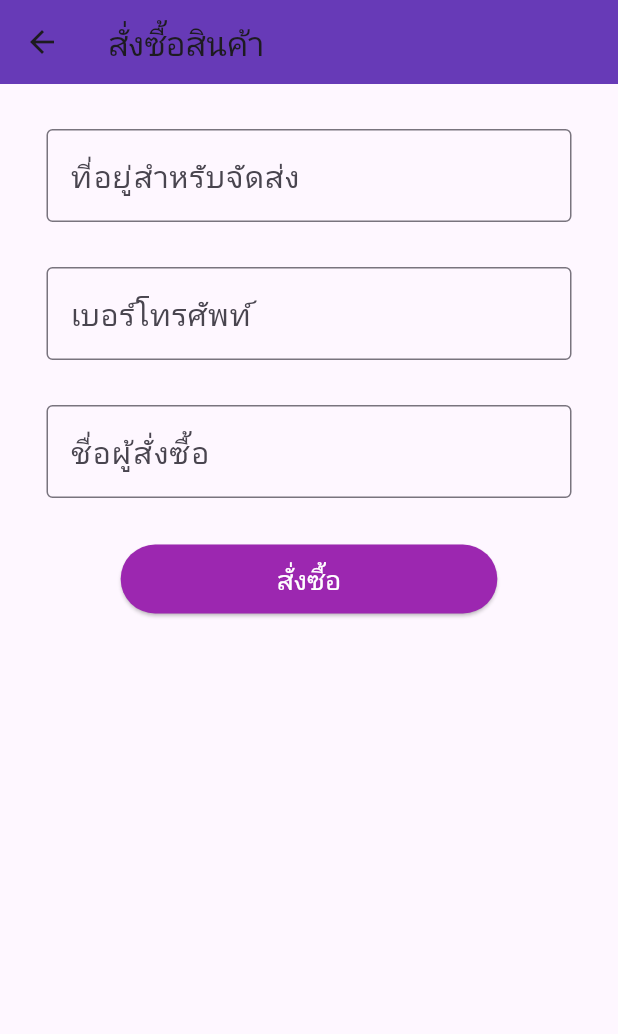
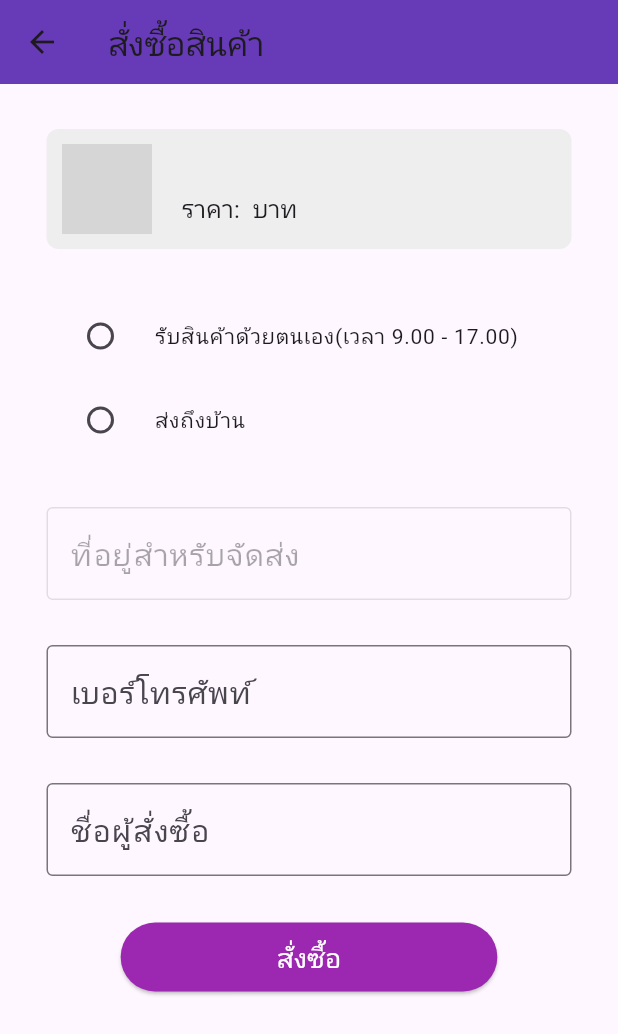
Before and after one commit to Sirawitsptw/project_furniture_app, a Flutter app: the OrderPage screen opened directly with empty values, on a phone screen of 412 x 824 dp. Shown: the top 1034 px of the screen. Run offline on Flutter 3.47's test engine with Material 3 defaults, Android fonts, the phone set to English and light mode, and no system bars; our stand-ins replace cloud_firestore, firebase_auth, firebase_core, firebase_storage, fluttertoast, google_fonts; missing offline and left inert: model_viewer_plus; accounts and stored records are empty; network calls fail; grey boxes are pictures that could not be loaded.

Commit message:
update order and payment(not finish)
update order and payment(not finish)

```diff
--- a/lib/pages/product/orderProduct.dart
+++ b/lib/pages/product/orderProduct.dart
@@ -1,6 +1,8 @@
 import 'package:cloud_firestore/cloud_firestore.dart';
 import 'package:flutter/material.dart';
 import 'package:project_furnitureapp/pages/home/product_model.dart';
+import 'package:http/http.dart' as http;
+import 'dart:convert';
 
 class OrderPage extends StatefulWidget {
   final productModel product;
@@ -12,6 +14,7 @@ class OrderPage extends StatefulWidget {
 
 class OrderPageState extends State<OrderPage> {
   late productModel orderproduct;
+  String? promptPayUrl;
 
   @override
   void initState() {
@@ -22,6 +25,9 @@ class OrderPageState extends State<OrderPage> {
   var _ctrlAddress = TextEditingController();
   var _ctrlName = TextEditingController();
   var _ctrlPhone = TextEditingController();
+  String? _selectedSize;
+
+  bool isDeliverySelected() => _selectedSize == 'ส่ง';
 
   Future<void> OrderProduct() async {
     CollectionReference order = FirebaseFirestore.instance.collection('order');
@@ -31,6 +37,7 @@ class OrderPageState extends State<OrderPage> {
       'nameCustomer': _ctrlName.text,
       'nameOrderProduct': orderproduct.name,
       'priceOrder': orderproduct.price,
+      'deliveryOption': _selectedSize,
       'timeCart': FieldValue.serverTimestamp(),
     }).then((value) {
       print("Product Order: ${value.id}");
@@ -39,14 +46,95 @@ class OrderPageState extends State<OrderPage> {
     });
   }
 
+  Future<void> makePayment() async {
+    var url = Uri.parse('https://sandbox-cdnv3.chillpay.co/Payment/');
+    var response = await http.post(
+      url,
+      body: {
+        'MerchantCode': 'M035920',
+        'OrderName': orderproduct.name,
+        'Amount': orderproduct.price.toString(),
+        'APIKey':
+            '7FxwZsydrhhlDzz6EfQTB9eL6om4TOxy7K3IHEQv0hXh76YNvrQbTYjUGpvymq3l',
+      },
+    );
+
+    if (response.statusCode == 200) {
+      var responseData = json.decode(response.body);
+      String orderNumber = responseData['order_number'];
+      promptPayUrl = responseData['promptpay_url']; // เก็บ URL ของ QR Code
+      checkPaymentStatus(orderNumber); // เรียกใช้ฟังก์ชันเพื่อตรวจสอบสถานะ
+    } else {
+      print('Error: ${response.statusCode}, ${response.body}');
+    }
+  }
+
+  Future<void> checkPaymentStatus(String orderNumber) async {
+    var url = Uri.parse(
+        'https://sandbox-cdnv3.chillpay.co/PaymentStatus/$orderNumber');
+    var response = await http.get(
+      url,
+      headers: {
+        'Authorization':
+            'Bearer 7FxwZsydrhhlDzz6EfQTB9eL6om4TOxy7K3IHEQv0hXh76YNvrQbTYjUGpvymq3l',
+      },
+    );
+
+    if (response.statusCode == 200) {
+      var paymentStatus = json.decode(response.body);
+      if (paymentStatus['status'] == 'success') {
+        print('Payment was successful');
+        _showPaymentSuccessDialog(); // แสดงข้อความว่าชำระเงินเสร็จสิ้น
+      } else {
+        print('Payment failed or pending');
+      }
+    } else {
+      print('Failed to retrieve payment status: ${response.statusCode}');
+    }
+  }
+
+  void _showPaymentSuccessDialog() {
+    showDialog(
+      context: context,
+      builder: (BuildContext context) {
+        return AlertDialog(
+          title: Text('ชำระเงินเสร็จสิ้น'),
+          content: Text('การชำระเงินของคุณสำเร็จแล้ว'),
+          actions: <Widget>[
+            TextButton(
+              onPressed: () {
+                Navigator.of(context).pop();
+              },
+              child: Text('ปิด'),
+            ),
+          ],
+        );
+      },
+    );
+  }
+
   @override
   Widget build(BuildContext context) => Scaffold(
         appBar: AppBar(
-            title: Text('สั่งซื้อสินค้า'), backgroundColor: Colors.deepPurple),
+          title: Text('สั่งซื้อสินค้า'),
+          backgroundColor: Colors.deepPurple,
+        ),
         body: Center(
           child: SizedBox(
             width: 350,
-            child: Column(children: [
+            child: Column(
+              children: [
+                SizedBox(height: 30),
+                productInfo(),
+                SizedBox(height: 30),
+                RadioButton(
+                  selectedValue: _selectedSize,
+                  onChanged: (value) {
+                    setState(() {
+                      _selectedSize = value;
+                    });
+                  },
+                ),
                 SizedBox(height: 30),
                 textFieldAddress(),
                 SizedBox(height: 30),
@@ -55,7 +143,13 @@ class OrderPageState extends State<OrderPage> {
                 textFieldName(),
                 SizedBox(height: 30),
                 OrderButton(),
-            ]),
+                if (promptPayUrl != null) ...[
+                  SizedBox(height: 30),
+                  Text('QR Code สำหรับการชำระเงิน:'),
+                  Image.network(promptPayUrl!), // แสดง QR Code
+                ],
+              ],
+            ),
           ),
         ),
       );
@@ -72,6 +166,7 @@ class OrderPageState extends State<OrderPage> {
             border: outlineBorder(), hintText: 'ที่อยู่สำหรับจัดส่ง'),
         keyboardType: TextInputType.text,
         style: textStyle(),
+        enabled: isDeliverySelected(), // เปิด/ปิด textfield
       );
 
   Widget textFieldName() => TextField(
@@ -103,4 +198,72 @@ class OrderPageState extends State<OrderPage> {
           child: Text('สั่งซื้อ', style: TextStyle(fontSize: 18)),
         ),
       );
+
+  Widget productInfo() => Container(
+        padding: EdgeInsets.all(10),
+        decoration: BoxDecoration(
+          color: Colors.grey[200],
+          borderRadius: BorderRadius.circular(8),
+        ),
+        child: Row(
+          children: [
+            Container(
+              width: 60,
+              height: 60,
+              child: orderproduct.imageUrl != null
+                  ? Image.network(
+                      orderproduct.imageUrl!,
+                      fit: BoxFit.cover,
+                    )
+                  : Icon(Icons.image, size: 40, color: Colors.grey),
+            ),
+            SizedBox(width: 20),
+            Column(
+              crossAxisAlignment: CrossAxisAlignment.start,
+              children: [
+                Text(
+                  orderproduct.name,
+                  style: TextStyle(fontSize: 18, fontWeight: FontWeight.bold),
+                ),
+                Text(
+                  'ราคา: ${orderproduct.price} บาท',
+                  style: TextStyle(fontSize: 16),
+                ),
+              ],
+            ),
+          ],
+        ),
+      );
 }
+
+class RadioButton extends StatelessWidget {
+  final String? selectedValue;
+  final ValueChanged<String?> onChanged;
+
+  RadioButton({
+    required this.selectedValue,
+    required this.onChanged,
+  });
+
+  @override
+  Widget build(BuildContext context) {
+    return Column(
+      crossAxisAlignment: CrossAxisAlignment.start,
+      children: [
+        RadioListTile<String>(
+          title: Text('รับสินค้าด้วยตนเอง(เวลา 9.00 - 17.00)',
+              style: TextStyle(fontSize: 14)),
+          value: 'รับ',
+          groupValue: selectedValue,
+          onChanged: onChanged,
+        ),
+        RadioListTile<String>(
+          title: Text('ส่งถึงบ้าน', style: TextStyle(fontSize: 14)),
+          value: 'ส่ง',
+          groupValue: selectedValue,
+          onChanged: onChanged,
+        ),
+      ],
+    );
+  }
+}
--- a/pubspec.yaml
+++ b/pubspec.yaml
@@ -42,6 +42,8 @@ dependencies:
   google_fonts: ^6.2.1
   fluttertoast: ^8.2.8
   model_viewer_plus: ^1.8.0
+  http: ^1.2.2
+  qr_flutter: ^4.1.0
 
 dev_dependencies:
   flutter_test:
```
Also changed, not shown: pubspec.lock. Lines whose indentation alone changed are shown as unchanged.
